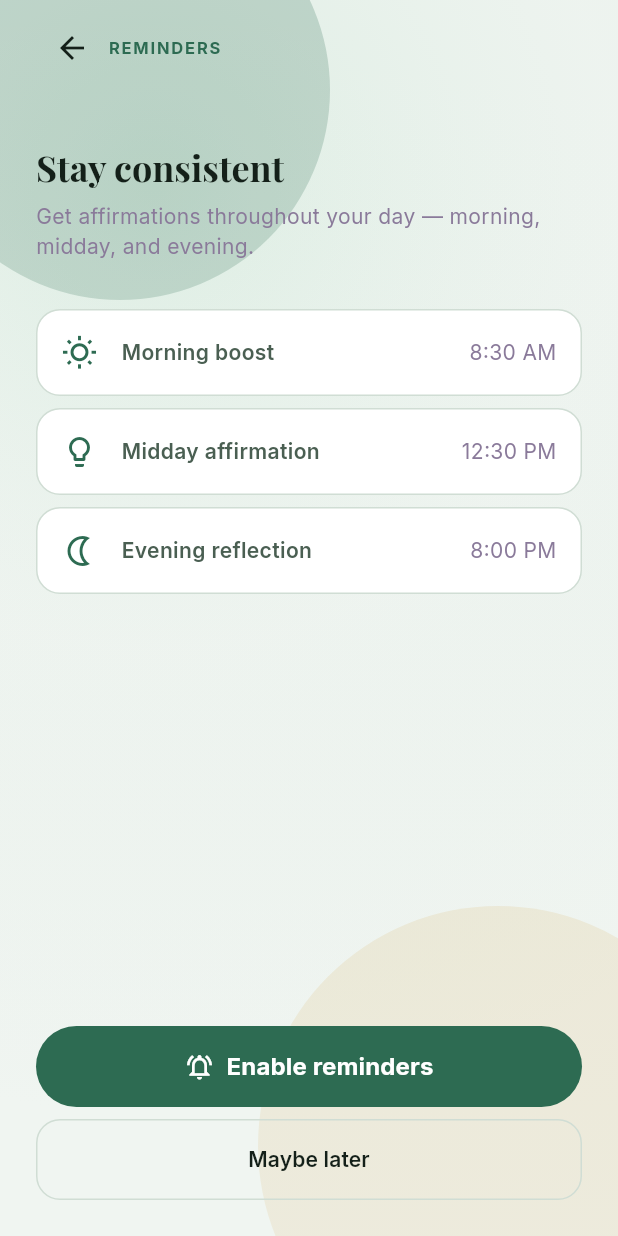
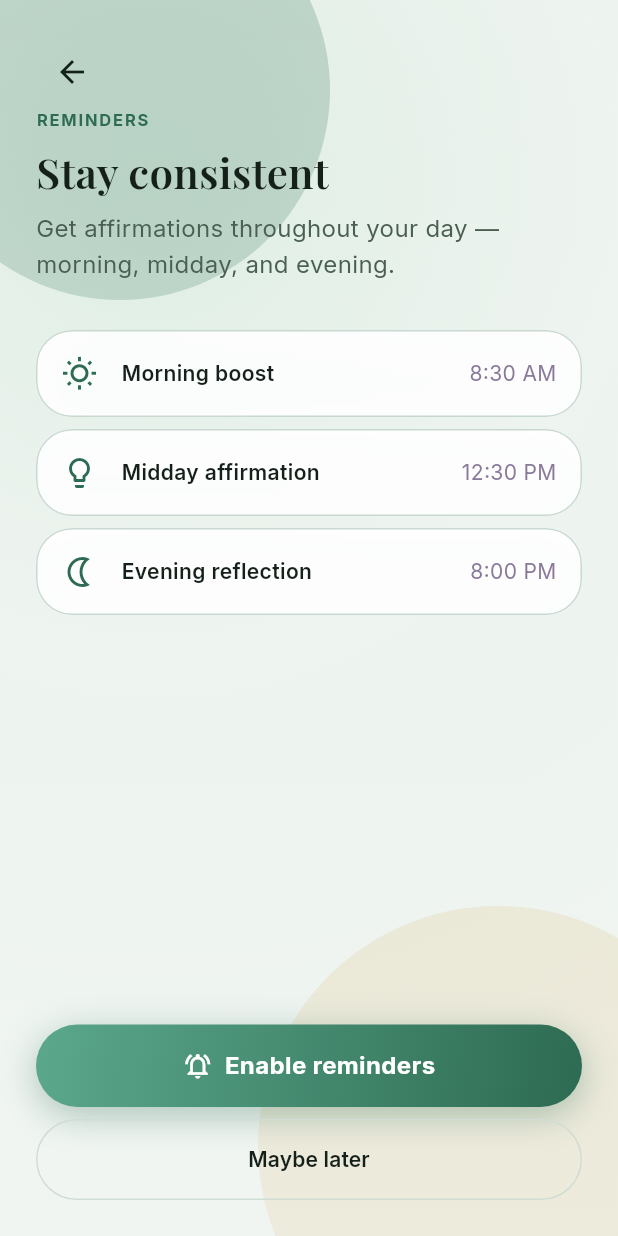
Before and after one commit to Qasim-afzaal/desk_wellness, a Flutter app: the OnboardingRemindersScreen screen opened by its route, on a phone screen of 412 x 824 dp. Run offline on Flutter 3.47's test engine with Material 3 defaults, Android fonts, the phone set to English and light mode, and no system bars; our stand-ins replace cached_network_image, drift, fl_chart, flutter_animate, flutter_local_notifications, flutter_riverpod and 8 more; missing offline and left inert: gal, home_widget, watch_connectivity; accounts and stored records are empty; generated files the repository leaves out were written again.

Commit message:
feat(onboarding): apply celestial styling to reminders screen.
Co-authored-by: Cursor <cursoragent@cursor.com>

```diff
--- a/lib/features/onboarding/reminders_screen.dart
+++ b/lib/features/onboarding/reminders_screen.dart
@@ -1,7 +1,8 @@
 import 'package:desk_wellness/core/di/injection.dart';
 import 'package:desk_wellness/core/services/notification_service.dart';
 import 'package:desk_wellness/core/theme/app_theme.dart';
-import 'package:desk_wellness/core/widgets/kindled_widgets.dart';
+import 'package:desk_wellness/core/theme/celestial_theme.dart';
+import 'package:desk_wellness/core/widgets/celestial_widgets.dart';
 import 'package:desk_wellness/shared/providers/repository_providers.dart';
 import 'package:flutter/material.dart';
 import 'package:flutter_riverpod/flutter_riverpod.dart';
@@ -27,22 +28,26 @@ class OnboardingRemindersScreen extends ConsumerWidget {
   @override
   Widget build(BuildContext context, WidgetRef ref) {
     final c = context.colors;
-    return KindledScreen(
-      title: 'Reminders',
-      showBack: true,
+    final brightness = Theme.of(context).brightness;
+
+    return CelestialScaffold(
+      body: SafeArea(
         child: Padding(
           padding: const EdgeInsets.all(AppSpacing.lg),
           child: Column(
             crossAxisAlignment: CrossAxisAlignment.start,
             children: [
-            Text(
-              'Stay consistent',
-              style: Theme.of(context).textTheme.titleLarge?.copyWith(fontWeight: FontWeight.w700),
+              IconButton(
+                icon: Icon(Icons.arrow_back, color: c.textPrimary),
+                onPressed: () => Navigator.of(context).maybePop(),
               ),
+              Text('REMINDERS', style: CelestialTypography.labelCaps(color: c.primary, brightness: brightness)),
+              const SizedBox(height: AppSpacing.sm),
+              Text('Stay consistent', style: CelestialTypography.headlineLg(brightness: brightness)),
               const SizedBox(height: AppSpacing.sm),
               Text(
                 'Get affirmations throughout your day — morning, midday, and evening.',
-              style: TextStyle(color: c.textMuted, height: 1.4),
+                style: CelestialTypography.bodyMd(brightness: brightness),
               ),
               const SizedBox(height: AppSpacing.xl),
               _ReminderRow(icon: Icons.wb_sunny_outlined, title: 'Morning boost', time: '8:30 AM'),
@@ -51,17 +56,27 @@ class OnboardingRemindersScreen extends ConsumerWidget {
               const SizedBox(height: AppSpacing.sm),
               _ReminderRow(icon: Icons.nightlight_outlined, title: 'Evening reflection', time: '8:00 PM'),
               const Spacer(),
-            KindledPrimaryButton(
+              CelestialPrimaryButton(
                 label: 'Enable reminders',
                 icon: Icons.notifications_active_outlined,
                 onPressed: () => _finish(context, ref, enableReminders: true),
               ),
               const SizedBox(height: AppSpacing.sm),
-            KindledSecondaryButton(
-              label: 'Maybe later',
+              SizedBox(
+                width: double.infinity,
+                child: OutlinedButton(
                   onPressed: () => _finish(context, ref, enableReminders: false),
+                  style: OutlinedButton.styleFrom(
+                    foregroundColor: c.textPrimary,
+                    side: BorderSide(color: c.border),
+                    minimumSize: const Size(0, 54),
+                    shape: RoundedRectangleBorder(borderRadius: BorderRadius.circular(AppRadius.pill)),
+                  ),
+                  child: const Text('Maybe later', style: TextStyle(fontWeight: FontWeight.w600)),
+                ),
               ),
             ],
+          ),
         ),
       ),
     );
@@ -78,18 +93,14 @@ class _ReminderRow extends StatelessWidget {
   @override
   Widget build(BuildContext context) {
     final c = context.colors;
-    return Container(
+    return GlassPanel(
+      radius: AppRadius.lg,
       padding: const EdgeInsets.all(AppSpacing.md),
-      decoration: BoxDecoration(
-        color: c.surface,
-        borderRadius: BorderRadius.circular(AppRadius.md),
-        border: Border.all(color: c.border),
-      ),
       child: Row(
         children: [
-          Icon(icon, color: c.primary),
+          Icon(icon, color: c.buttonPrimary),
           const SizedBox(width: AppSpacing.md),
-          Expanded(child: Text(title, style: const TextStyle(fontWeight: FontWeight.w600))),
+          Expanded(child: Text(title, style: TextStyle(fontWeight: FontWeight.w600, color: c.textPrimary))),
           Text(time, style: TextStyle(color: c.textMuted)),
         ],
       ),
```
Lines whose indentation alone changed are shown as unchanged.
